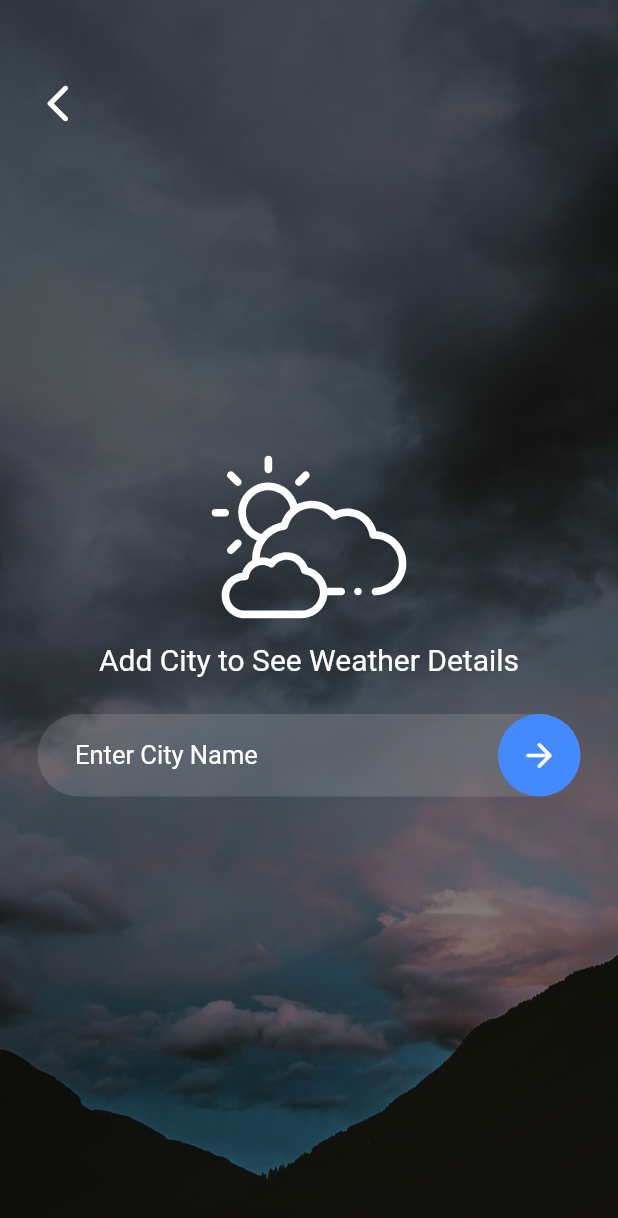
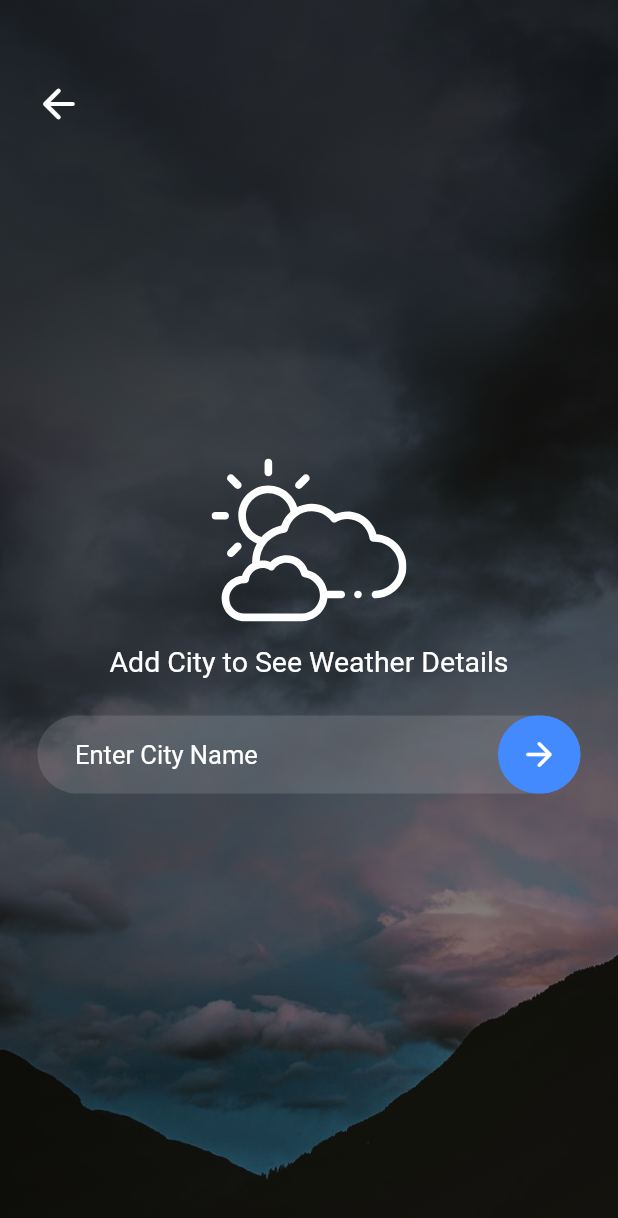
Before and after one commit to Rezuanul-Islam-Fahim/neo_weather, a Flutter app: the SearchPage screen opened directly, on a phone screen of 412 x 824 dp. Shown: the top 1218 px of the screen. Run offline on Flutter 3.47's test engine with Material 2 defaults, Android fonts, the phone set to English and light mode, and no system bars; our stand-ins replace flutter_svg.

Commit message:
Update typography

```diff
--- a/lib/components/searchScreen/searchBox.dart
+++ b/lib/components/searchScreen/searchBox.dart
@@ -4,7 +4,7 @@ class SearchBox extends StatelessWidget {
   @override
   Widget build(BuildContext context) {
     return Container(
-      height: 55,
+      height: 52,
       margin: EdgeInsets.symmetric(horizontal: 25),
       padding: EdgeInsets.only(left: 25),
       decoration: BoxDecoration(
--- a/lib/screens/searchScreen.dart
+++ b/lib/screens/searchScreen.dart
@@ -25,12 +25,12 @@ class SearchPage extends StatelessWidget {
                 begin: Alignment.topLeft,
                 end: Alignment.bottomRight,
                 colors: <Color>[
-                  Colors.black54,
+                  Colors.black87.withOpacity(0.75),
                   Colors.black54,
                   Colors.black45,
                   Colors.black12,
                 ],
-                stops: [0.1, 0.3, 0.7, 1],
+                stops: [0.2, 0.5, 0.7, 1],
               ),
             ),
           ),
@@ -45,7 +45,7 @@ class SearchPage extends StatelessWidget {
               SizedBox(height: 5),
               Text(
                 'Add City to See Weather Details',
-                style: TextStyle(color: Colors.white, fontSize: 20),
+                style: TextStyle(color: Colors.white, fontSize: 19),
               ),
               SizedBox(height: 25),
               SearchBox(),
@@ -54,8 +54,8 @@ class SearchPage extends StatelessWidget {
           Padding(
             padding: EdgeInsets.only(top: 45, left: 15),
             child: IconButton(
-              icon: Icon(Icons.arrow_back_ios_rounded),
-              iconSize: 30,
+              icon: Icon(Icons.arrow_back_rounded),
+              iconSize: 32,
               color: Colors.white,
               onPressed: () => Navigator.of(context).pop(),
             ),
```
